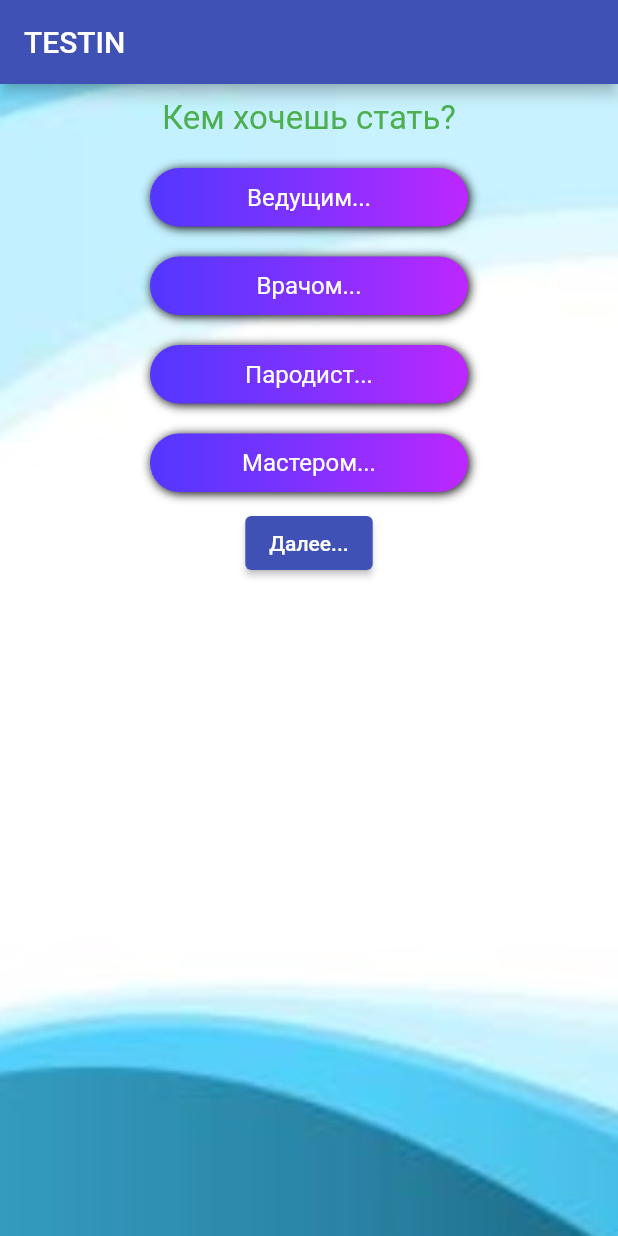
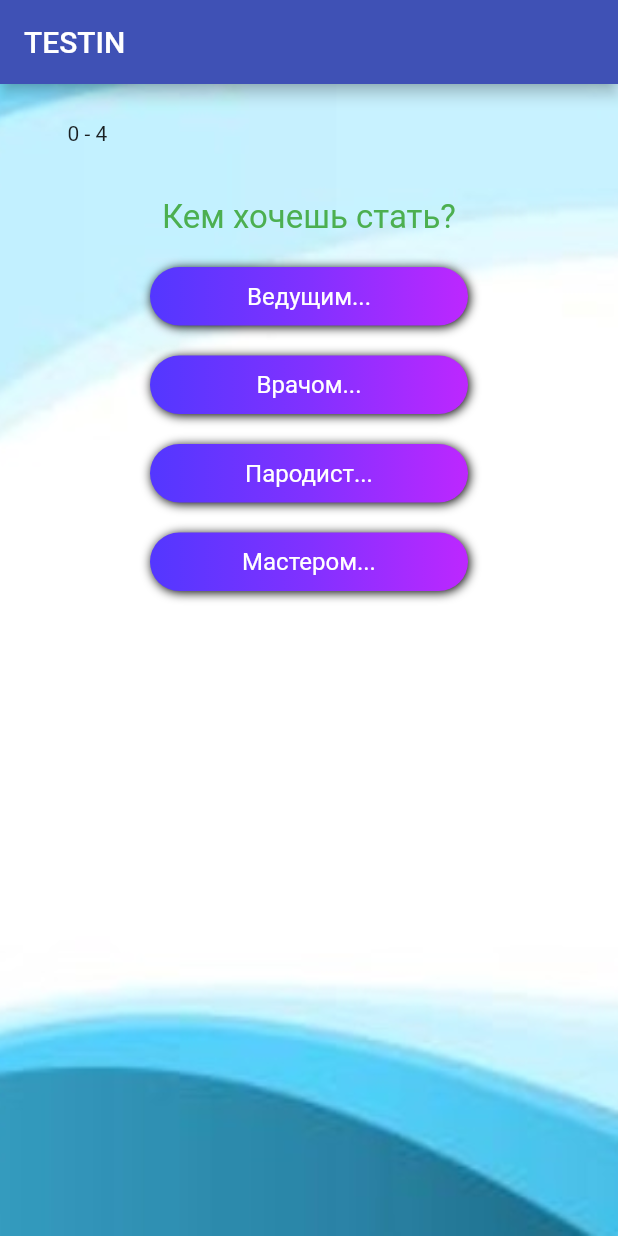
Before and after one commit to engine1c/QuizApp, a Flutter app: the screen it shows after launch, on a phone screen of 412 x 824 dp. Run offline on Flutter 3.47's test engine with Material 2 defaults, Android fonts, the phone set to English and light mode, and no system bars; Roboto replaces fonts that are missing (Georgia).

Commit message:
#8 - ProgressBar, GestureDetector

```diff
--- a/lib/pages/home.dart
+++ b/lib/pages/home.dart
@@ -1,6 +1,9 @@
+import 'dart:math';
+
 import 'package:flutter/material.dart';
 import 'package:flutter_application_1/models/question.dart';
 import 'package:flutter_application_1/widgets/answer.dart';
+import 'package:flutter_application_1/widgets/progressbar.dart';
 
 class HomePage extends StatefulWidget {
   const HomePage({super.key});
@@ -14,6 +17,23 @@ class _HomePageState extends State<HomePage> {
 
   int _countResult = 0;
   int _questionIndex = 0;
+
+  List<Icon> _icons = [];
+
+  void _clearState() => setState(() {
+        int _countResult = 0;
+        int _questionIndex = 0;
+        _icons = [];
+      });
+
+  void _onChangeAnswer(bool isCorect) => setState(() {
+        if (isCorect) {
+          _icons.add(const Icon(Icons.brightness_1, color: Color(0xffbd27ff)));
+        } else {
+          _icons.add(const Icon(Icons.brightness_1, color: Color(0xff000000)));
+        }
+        _questionIndex += 1;
+      });
 
   @override
   Widget build(BuildContext context) {
@@ -29,6 +49,10 @@ class _HomePageState extends State<HomePage> {
         child: Center(
           child: Column(
             children: [
+              ProgressBar(
+                  icons: _icons,
+                  count: _questionIndex,
+                  total: data.questions.length),
               Container(
                 padding: const EdgeInsets.all(10),
                 child: Text(
@@ -36,13 +60,14 @@ class _HomePageState extends State<HomePage> {
                   style: Theme.of(context).textTheme.bodySmall,
                 ),
               ),
-              ...data.questions[_questionIndex].answer.map(
-                (value) => Answer(
-                  title: value['answer'],)).toList(),
-              ElevatedButton(
-                onPressed: () => setState(() => _questionIndex++),
-                child: Text('Далее...'),
-              ),
+              ...data.questions[_questionIndex].answer
+                  .map((value) => Answer(
+                        title: value['answer'],
+                        onChangeAnswer: _onChangeAnswer,
+                        isCorrect: value.containsKey('isCorrect')?true:false,
+                      ))
+                  .toList(),
+
             ],
           ),
         ),
--- a/lib/widgets/answer.dart
+++ b/lib/widgets/answer.dart
@@ -2,11 +2,20 @@ import 'package:flutter/material.dart';
 
 class Answer extends StatelessWidget {
   final String title;
-  Answer({super.key,required this.title});
+  final isCorrect;
+  final Function onChangeAnswer;
+
+  const Answer({Key? key,
+  required this.title,
+  this.isCorrect,
+  required this.onChangeAnswer
+  }) : super(key: key);
 
   @override
   Widget build(BuildContext context) {
-    return Container(
+    return GestureDetector(
+      onTap: ()=> onChangeAnswer(isCorrect),
+      child: Container(
         margin: const EdgeInsets.symmetric(horizontal:100,vertical: 10),
         padding: const EdgeInsets.all(10),
         width: double.infinity,
@@ -30,6 +39,7 @@ class Answer extends StatelessWidget {
         style: const TextStyle(
           fontSize: 16,color: Colors.white
         ),),
+      ),
     );
   }
 }
--- /dev/null
+++ b/lib/widgets/progressbar.dart
@@ -0,0 +1,36 @@
+import 'package:flutter/material.dart';
+
+class ProgressBar extends StatelessWidget {
+  final icons;
+  final count;
+  final total;
+
+  const ProgressBar({Key? key,
+  this.icons,
+  this.count,
+  this.total
+  }) : super(key: key);
+
+
+
+  @override
+  Widget build(BuildContext context) {
+    return Container(
+     padding: const EdgeInsets.all(15),
+     margin: const EdgeInsets.symmetric(vertical: 10,horizontal: 30),
+     child: Row(
+      mainAxisAlignment: MainAxisAlignment.start,
+      children: [
+        FittedBox(
+          fit: BoxFit.contain,
+          child: Text(
+            '$count - $total',
+          ),
+        ),
+        const SizedBox(width: 10,),
+        ...icons,
+      ],
+     ),
+    );
+  }
+}
```
Lines whose indentation alone changed are shown as unchanged.
